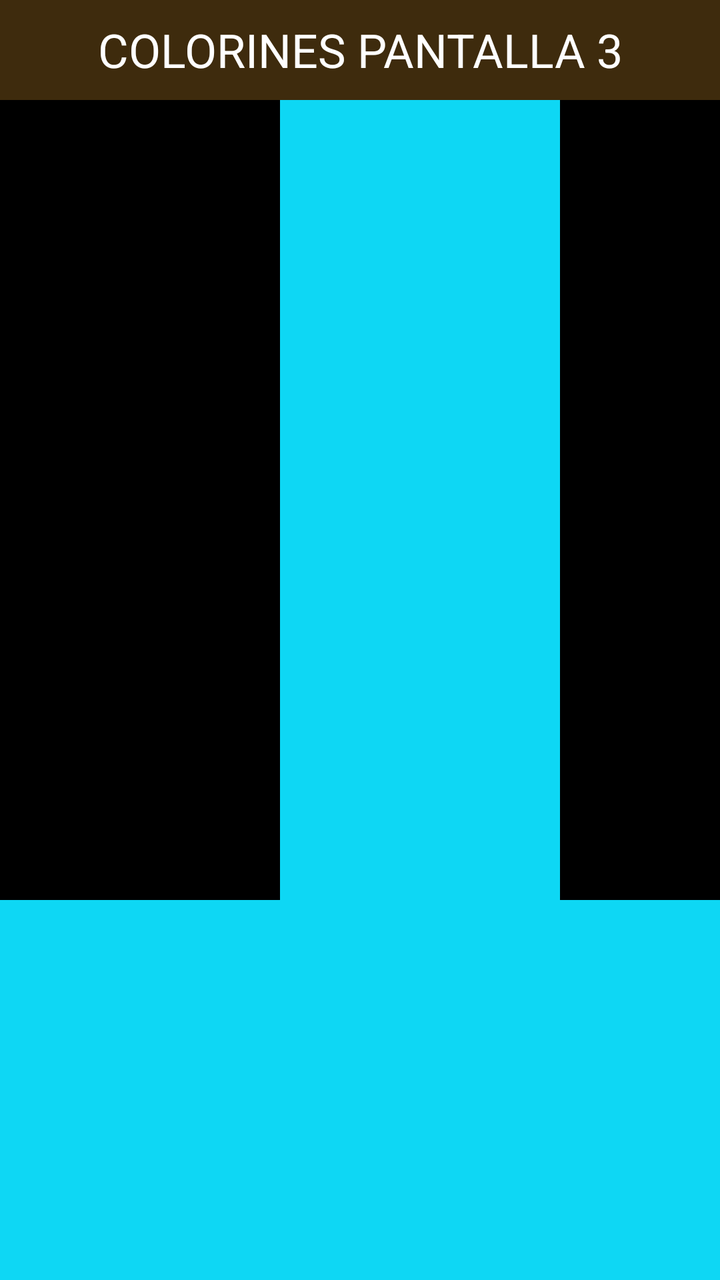
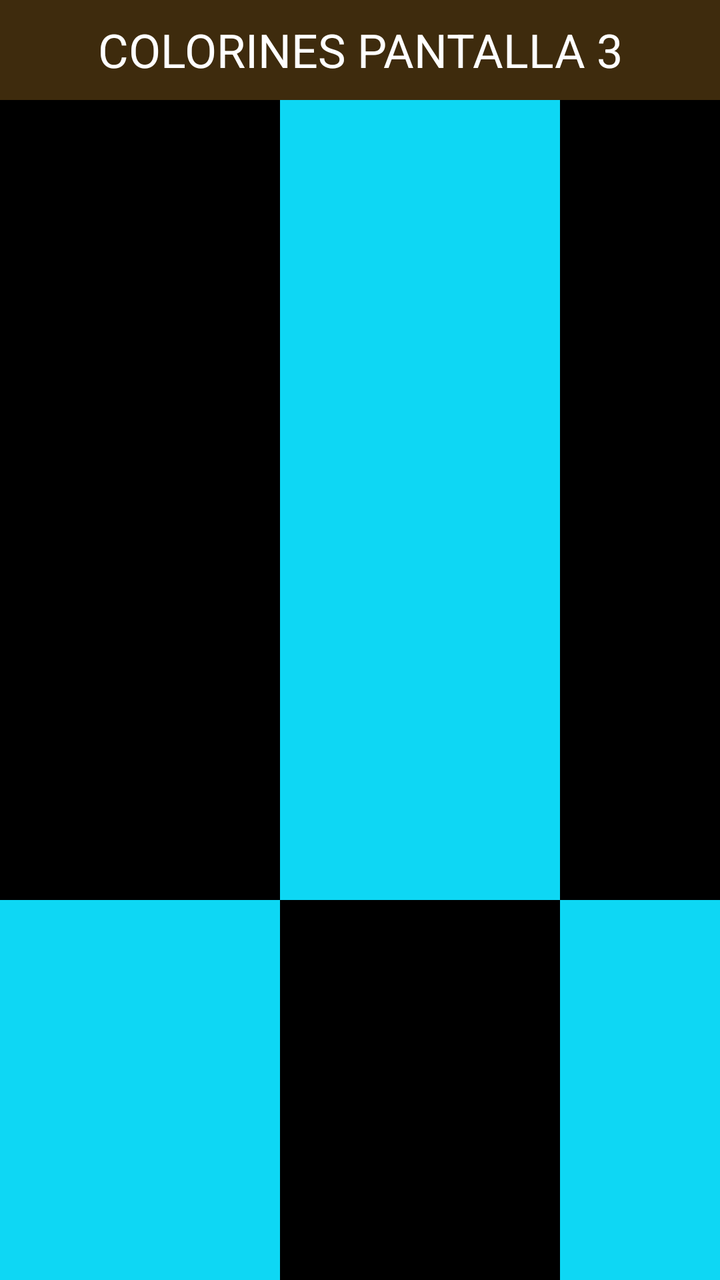

Compare the two renders of this Android layout. The source of the first and the diff that turns it into the second are given below.
<!-- AndroidManifest.xml: application theme Theme.MarloJomperoEvaluable -->
<!-- res/layout/activity_pantalla3.xml -->
<?xml version="1.0" encoding="utf-8"?>
<androidx.constraintlayout.widget.ConstraintLayout xmlns:android="http://schemas.android.com/apk/res/android"
    xmlns:app="http://schemas.android.com/apk/res-auto"
    xmlns:tools="http://schemas.android.com/tools"
    android:id="@+id/main"
    android:layout_width="match_parent"
    android:layout_height="match_parent"
    tools:context=".Pantalla3">
    <LinearLayout
        android:layout_width="match_parent"
        android:layout_height="match_parent"
        android:orientation="vertical">
        <FrameLayout
            android:layout_width="match_parent"
            android:layout_height="50dp"
            android:background="#3E2B0D">
            <TextView
                android:layout_width="match_parent"
                android:layout_height="match_parent"
                android:text="COLORINES PANTALLA 3"
                android:textSize="70px"
                android:gravity="center"
                android:textColor="@color/white">


            </TextView>
        </FrameLayout>

        <LinearLayout
            android:layout_width="match_parent"
            android:layout_height="wrap_content"
            android:orientation="horizontal">

            <View
                android:layout_width="140dp"
                android:layout_height="400dp"
                android:background="#000000">

            </View>

            <View
                android:layout_width="140dp"
                android:layout_height="400dp"
                android:background="#0ED7F4">

            </View>

            <View
                android:layout_width="140dp"
                android:layout_height="400dp"
                android:background="#000000">

            </View>


        </LinearLayout>

        <LinearLayout
            android:layout_width="match_parent"
            android:layout_height="wrap_content"
            android:orientation="horizontal">

            <View
                android:layout_width="match_parent"
                android:layout_height="400dp"
                android:background="#0ED7F4">

            </View>

            <View
                android:layout_width="match_parent"
                android:layout_height="400dp"
                android:background="#000000">

            </View>

            <View
                android:layout_width="match_parent"
                android:layout_height="400dp"
                android:background="#0ED7F4">

            </View>


        </LinearLayout>





    </LinearLayout>

</androidx.constraintlayout.widget.ConstraintLayout>
<!-- resources referenced by this layout -->
<resources>
  <color name="white">#FFFFFFFF</color>
  <style name="Theme.MarloJomperoEvaluable" parent="Base.Theme.MarloJomperoEvaluable" />
  <style name="Base.Theme.MarloJomperoEvaluable" parent="Theme.Material3.DayNight.NoActionBar">
          
          
      </style>
</resources>

<!-- the commit's change to res/layout/activity_pantalla3.xml (unified diff, before → after) -->
@@ -61,21 +61,21 @@
             android:orientation="horizontal">
 
             <View
-                android:layout_width="match_parent"
+                android:layout_width="140dp"
                 android:layout_height="400dp"
                 android:background="#0ED7F4">
 
             </View>
 
             <View
-                android:layout_width="match_parent"
+                android:layout_width="140dp"
                 android:layout_height="400dp"
                 android:background="#000000">
 
             </View>
 
             <View
-                android:layout_width="match_parent"
+                android:layout_width="140dp"
                 android:layout_height="400dp"
                 android:background="#0ED7F4">
 
